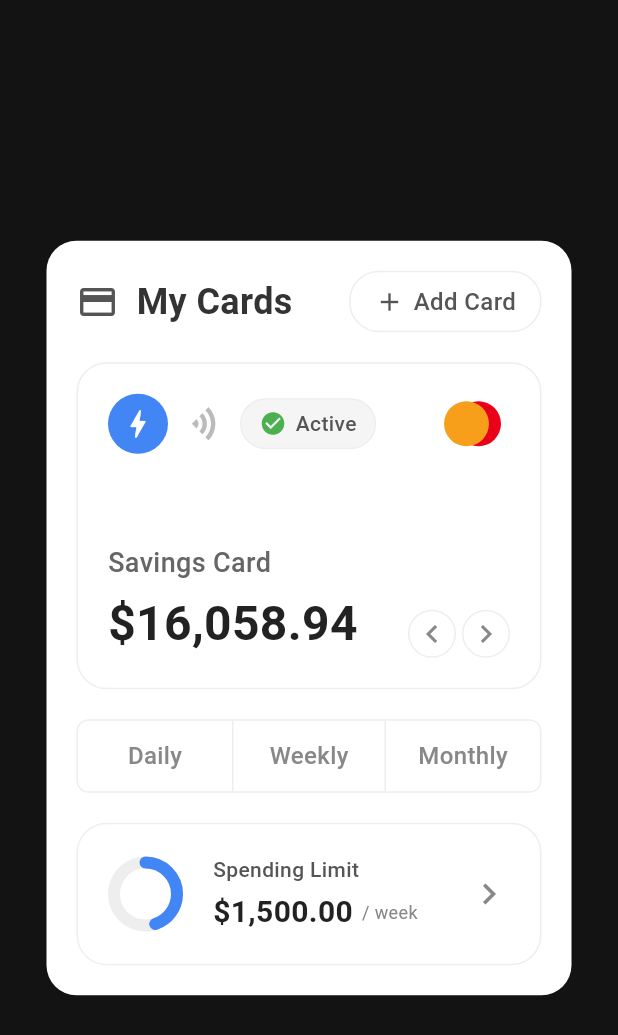
After one commit to LimaneGaya/gaya_screens, a Flutter app: the N0007 screen opened by its route, on a phone screen of 412 x 824 dp. The commit adds this screen. Shown: the top 1035 px of the screen. Run offline on Flutter 3.47's test engine with Material 3 defaults, Android fonts, the phone set to English and light mode, and no system bars; our stand-ins replace fl_chart; project files that could hold a hidden picture were left out.

Commit message:
added a screen

```diff
--- a/lib/imports.dart
+++ b/lib/imports.dart
@@ -6,6 +6,7 @@ import 'package:gaya_screens/screens/n0003/n0003.dart';
 import 'package:gaya_screens/screens/n0004/n0004.dart';
 import 'package:gaya_screens/screens/n0005/n0005.dart';
 import 'package:gaya_screens/screens/n0006/n0006.dart';
+import 'package:gaya_screens/screens/n0007/n0007.dart';
 
 
 part 'screens.dart';
--- a/lib/screens.dart
+++ b/lib/screens.dart
@@ -7,6 +7,8 @@ Map<String, Widget Function(BuildContext)> routes = {
   "N0004": (context) => N0004(),
   "N0005": (context) => N0005(),
   "N0006": (context) => N0006(),
+  "N0007": (context) => N0007(),
+
 
   "list": (context) => WidgetList(),
 };
--- /dev/null
+++ b/lib/screens/n0007/n0007.dart
@@ -0,0 +1,408 @@
+import 'package:flutter/material.dart';
+import 'dart:math' as math;
+
+
+class N0007 extends StatelessWidget {
+  const N0007({super.key});
+
+  @override
+  Widget build(BuildContext context) {
+    return Scaffold(
+      body: Center(
+        child: Container(
+          width: 350,
+          decoration: BoxDecoration(
+            color: Colors.white,
+            borderRadius: BorderRadius.circular(20),
+            boxShadow: [
+              BoxShadow(
+                color: Colors.black.withValues(alpha: 0.05),
+                blurRadius: 10,
+                spreadRadius: 1,
+              )
+            ],
+          ),
+          child: Column(
+            mainAxisSize: MainAxisSize.min,
+            children: [
+              _buildHeader(),
+              _buildCardSection(),
+              _buildTabBar(),
+              _buildSpendingLimit(),
+            ],
+          ),
+        ),
+      ),
+    );
+  }
+
+  Widget _buildHeader() {
+    return Padding(
+      padding: const EdgeInsets.all(20.0),
+      child: Row(
+        mainAxisAlignment: MainAxisAlignment.spaceBetween,
+        children: [
+          Row(
+            children: [
+              Icon(
+                Icons.credit_card,
+                color: Color(0xFF555555),
+                size: 28,
+              ),
+              SizedBox(width: 12),
+              Text(
+                'My Cards',
+                style: TextStyle(
+                  fontSize: 24,
+                  fontWeight: FontWeight.w600,
+                  color: Color(0xFF333333),
+                ),
+              ),
+            ],
+          ),
+          Container(
+            padding: EdgeInsets.symmetric(vertical: 8, horizontal: 16),
+            decoration: BoxDecoration(
+              color: Colors.white,
+              borderRadius: BorderRadius.circular(20),
+              border: Border.all(color: Color(0xFFEEEEEE)),
+            ),
+            child: Row(
+              children: [
+                Icon(Icons.add, size: 20, color: Color(0xFF555555)),
+                SizedBox(width: 6),
+                Text(
+                  'Add Card',
+                  style: TextStyle(
+                    fontSize: 16,
+                    fontWeight: FontWeight.w500,
+                    color: Color(0xFF555555),
+                  ),
+                ),
+              ],
+            ),
+          ),
+        ],
+      ),
+    );
+  }
+
+  Widget _buildCardSection() {
+    return Container(
+      margin: EdgeInsets.symmetric(horizontal: 20),
+      padding: EdgeInsets.all(20),
+      decoration: BoxDecoration(
+        color: Colors.white,
+        borderRadius: BorderRadius.circular(20),
+        border: Border.all(color: Color(0xFFEEEEEE)),
+      ),
+      child: Column(
+        crossAxisAlignment: CrossAxisAlignment.start,
+        children: [
+          Row(
+            mainAxisAlignment: MainAxisAlignment.spaceBetween,
+            children: [
+              Row(
+                children: [
+                  Container(
+                    width: 40,
+                    height: 40,
+                    decoration: BoxDecoration(
+                      color: Color(0xFF4285F4),
+                      shape: BoxShape.circle,
+                    ),
+                    child: Center(
+                      child: Icon(
+                        Icons.bolt,
+                        color: Colors.white,
+                        size: 24,
+                      ),
+                    ),
+                  ),
+                  SizedBox(width: 12),
+                  RotatedBox(
+                    quarterTurns: 1,
+                    child: Icon(Icons.wifi, size: 24, color: Color(0xFFBBBBBB))),
+                  SizedBox(width: 12),
+                  Container(
+                    padding: EdgeInsets.symmetric(horizontal: 12, vertical: 6),
+                    decoration: BoxDecoration(
+                      color: Color(0xFFF5F5F5),
+                      borderRadius: BorderRadius.circular(20),
+                      border: Border.all(color: Color(0xFFEEEEEE)),
+                    ),
+                    child: Row(
+                      children: [
+                        Icon(
+                          Icons.check_circle,
+                          color: Color(0xFF4CAF50),
+                          size: 18,
+                        ),
+                        SizedBox(width: 6),
+                        Text(
+                          'Active',
+                          style: TextStyle(
+                            fontSize: 14,
+                            fontWeight: FontWeight.w500,
+                            color: Color(0xFF555555),
+                          ),
+                        ),
+                      ],
+                    ),
+                  ),
+                ],
+              ),
+              SizedBox(
+                width: 50,
+                child: Stack(
+                  fit: StackFit.passthrough,
+                  children: [
+                    Align(
+                      alignment: Alignment(0.4, 0.0),
+                      child: Container(
+                        width: 30,
+                        height: 30,
+                        decoration: BoxDecoration(
+                          color: Color(0xFFEB001B),
+                          shape: BoxShape.circle,
+                        ),
+                      ),
+                    ),
+                    Align(
+                      alignment: Alignment(-0.4, 0.0),
+                      child: Container(
+                        width: 30,
+                        height: 30,
+                        decoration: BoxDecoration(
+                          color: Color(0xFFF79E1B),
+                          shape: BoxShape.circle,
+                        ),
+                      ),
+                    ),
+                  ],
+                ),
+              ),
+            ],
+          ),
+          SizedBox(height: 60),
+          Text(
+            'Savings Card',
+            style: TextStyle(
+              fontSize: 18,
+              fontWeight: FontWeight.w500,
+              color: Color(0xFF666666),
+            ),
+          ),
+          SizedBox(height: 4),
+          Row(
+            crossAxisAlignment: CrossAxisAlignment.end,
+            children: [
+              Text(
+                '\$16,058.94',
+                style: TextStyle(
+                  fontSize: 32,
+                  fontWeight: FontWeight.bold,
+                  color: Color(0xFF222222),
+                ),
+              ),
+              Spacer(),
+              Row(
+                mainAxisSize: MainAxisSize.min,
+            children: [
+              Container(
+                width: 32,
+                height: 32,
+                decoration: BoxDecoration(
+                  color: Colors.white,
+                  shape: BoxShape.circle,
+                  border: Border.all(color: Color(0xFFEEEEEE)),
+                ),
+                child: Icon(Icons.chevron_left, color: Color(0xFF888888)),
+              ),
+              SizedBox(width:
+              4),
+              Container(
+                width: 32,
+                height: 32,
+                decoration: BoxDecoration(
+                  color: Colors.white,
+                  shape: BoxShape.circle,
+                  border: Border.all(color: Color(0xFFEEEEEE)),
+                ),
+                child: Icon(Icons.chevron_right, color: Color(0xFF888888)),
+              ),
+            ],
+          ),
+            ],
+          ),
+
+        ],
+      ),
+    );
+  }
+
+  Widget _buildTabBar() {
+    return Container(
+      margin: EdgeInsets.only(top: 20, left: 20, right: 20),
+      decoration: BoxDecoration(
+        border: Border.all(color: Color(0xFFEEEEEE)),
+        borderRadius: BorderRadius.circular(8),
+      ),
+      child: Row(
+        children: [
+          Expanded(
+            child: Container(
+              padding: EdgeInsets.symmetric(vertical: 12),
+              alignment: Alignment.center,
+              child: Text(
+                'Daily',
+                style: TextStyle(
+                  fontSize: 16,
+                  fontWeight: FontWeight.w500,
+                  color: Color(0xFF888888),
+                ),
+              ),
+            ),
+          ),
+          Expanded(
+            child: Container(
+              padding: EdgeInsets.symmetric(vertical: 12),
+              alignment: Alignment.center,
+              decoration: BoxDecoration(
+                border: Border(
+                  left: BorderSide(color: Color(0xFFEEEEEE)),
+                  right: BorderSide(color: Color(0xFFEEEEEE)),
+                ),
+              ),
+              child: Text(
+                'Weekly',
+                style: TextStyle(
+                  fontSize: 16,
+                  fontWeight: FontWeight.w500,
+                  color: Color(0xFF888888),
+                ),
+              ),
+            ),
+          ),
+          Expanded(
+            child: Container(
+              padding: EdgeInsets.symmetric(vertical: 12),
+              alignment: Alignment.center,
+              child: Text(
+                'Monthly',
+                style: TextStyle(
+                  fontSize: 16,
+                  fontWeight: FontWeight.w500,
+                  color: Color(0xFF888888),
+                ),
+              ),
+            ),
+          ),
+        ],
+      ),
+    );
+  }
+
+  Widget _buildSpendingLimit() {
+    return Container(
+      margin: EdgeInsets.all(20),
+      padding: EdgeInsets.all(20),
+      decoration: BoxDecoration(
+        color: Colors.white,
+        borderRadius: BorderRadius.circular(20),
+        border: Border.all(color: Color(0xFFEEEEEE)),
+      ),
+      child: Row(
+        children: [
+          CustomPaint(
+            size: Size(50, 50),
+            painter: SpendingLimitPainter(progress: 0.45),  // 45% progress
+          ),
+          SizedBox(width: 20),
+          Expanded(
+            child: Column(
+              crossAxisAlignment: CrossAxisAlignment.start,
+              children: [
+                Text(
+                  'Spending Limit',
+                  style: TextStyle(
+                    fontSize: 14,
+                    fontWeight: FontWeight.w500,
+                    color: Color(0xFF555555),
+                  ),
+                ),
+                SizedBox(height: 4),
+                Row(
+                  children: [
+                    Text(
+                      '\$1,500.00',
+                      style: TextStyle(
+                        fontSize: 20,
+                        fontWeight: FontWeight.bold,
+                        color: Color(0xFF222222),
+                      ),
+                    ),
+                    SizedBox(width: 6),
+                    Text(
+                      '/ week',
+                      style: TextStyle(
+                        fontSize: 12,
+                        color: Color(0xFF888888),
+                      ),
+                    ),
+                  ],
+                ),
+              ],
+            ),
+          ),
+          Icon(
+            Icons.chevron_right,
+            color: Color(0xFF888888),
+            size: 28,
+          ),
+        ],
+      ),
+    );
+  }
+}
+
+class SpendingLimitPainter extends CustomPainter {
+  final double progress;
+
+  SpendingLimitPainter({required this.progress});
+
+  @override
+  void paint(Canvas canvas, Size size) {
+    final center = Offset(size.width / 2, size.height / 2);
+    final radius = size.width / 2;
+
+    // Background gray circle
+    final backgroundPaint = Paint()
+      ..color = Color(0xFFEEEEEE)
+      ..style = PaintingStyle.stroke
+      ..strokeWidth = 8.0;
+
+    canvas.drawCircle(center, radius - 4, backgroundPaint);
+
+    // Progress blue arc
+    final progressPaint = Paint()
+      ..color = Color(0xFF4285F4)
+      ..style = PaintingStyle.stroke
+      ..strokeWidth = 8.0
+      ..strokeCap = StrokeCap.round;
+
+    // Draw arc from top (270 degrees) clockwise
+    canvas.drawArc(
+      Rect.fromCircle(center: center, radius: radius - 4),
+      -math.pi / 2,  // Start at top (270 degrees)
+      2 * math.pi * progress,  // Draw for the progress percentage of a full circle
+      false,
+      progressPaint,
+    );
+  }
+
+  @override
+  bool shouldRepaint(SpendingLimitPainter oldDelegate) {
+    return oldDelegate.progress != progress;
+  }
+}
```
